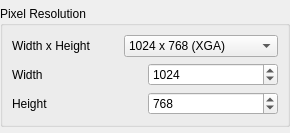
markus-wa/glmixer-mirror, file src/SizeSelectionWidget.ui: the form before one commit.
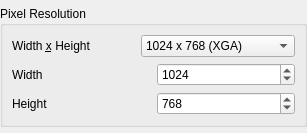
The form after the commit.

Commit message: BugFix Size Selection widget (missing values) and runtime check for validity of values.

What changed in the file:
```diff
--- a/src/SizeSelectionWidget.ui
+++ b/src/SizeSelectionWidget.ui
@@ -6,7 +6,7 @@
    <rect>
     <x>0</x>
     <y>0</y>
-    <width>290</width>
+    <width>307</width>
     <height>133</height>
    </rect>
   </property>
@@ -172,7 +172,7 @@
       <item row="0" column="0">
        <widget class="QLabel" name="label_2">
         <property name="text">
-         <string>Width x Height </string>
+         <string>Width &amp;x Height </string>
         </property>
         <property name="buddy">
          <cstring>presetsSizeComboBox</cstring>
```
Left out of the diff: 10 changed lines with no effect on the pictures. The commit also changes 1 other file.
